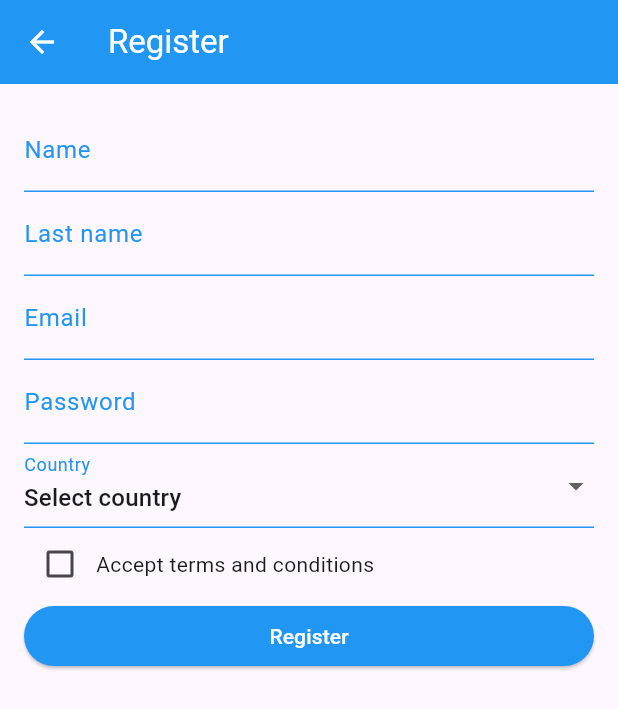
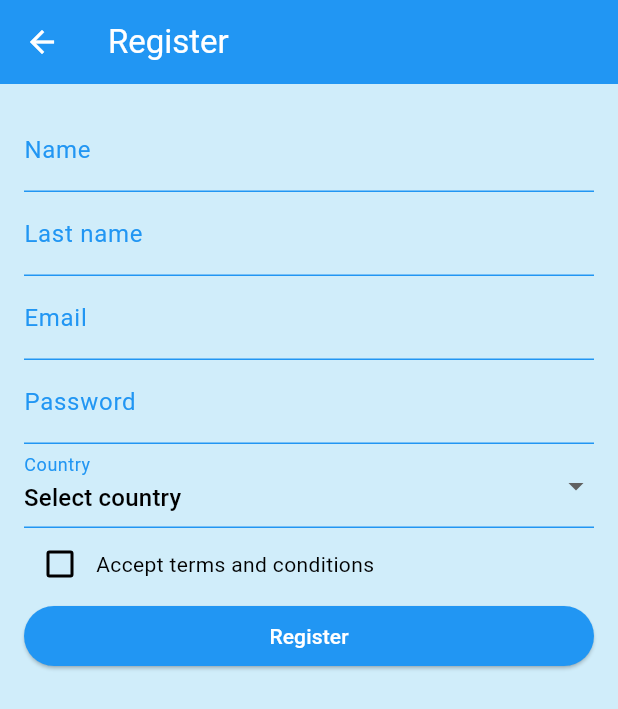
Before and after one commit to anamariaag/Travel_Mate, a Flutter app: the screen it shows after launch, after a tap on "Register", on a phone screen of 412 x 824 dp. Shown: the top 709 px of the screen. Run offline on Flutter 3.47's test engine with Material 3 defaults, Android fonts, the phone set to English and light mode, and no system bars; our stand-ins replace bloc, cloud_firestore, equatable, firebase_auth, firebase_core, flutter_bloc and 4 more; accounts and stored records are empty; network calls fail.

Commit message:
color theme

```diff
--- a/lib/main.dart
+++ b/lib/main.dart
@@ -1,5 +1,6 @@
 import 'package:firebase_core/firebase_core.dart';
 import 'package:flutter_bloc/flutter_bloc.dart';
+import 'package:travel_mate/app_colors.dart';
 import 'package:travel_mate/auth/bloc/auth_bloc.dart';
 import 'package:travel_mate/firebase_options.dart';
 import 'package:flutter/material.dart';
@@ -7,6 +8,29 @@ import 'package:travel_mate/itinerary/bloc/itinerary_bloc.dart';
 import 'package:travel_mate/itinerary/itinerary_repository.dart';
 import 'package:travel_mate/itinerary/my_itineraries.dart';
 import 'package:travel_mate/login/login.dart';
+
+ThemeData buildAppTheme() {
+  return ThemeData(
+      // Define the base color scheme
+      colorScheme: ColorScheme(
+        primary: AppColors.primaryColor,
+        secondary: AppColors.secondaryColor,
+        surface: AppColors.surfaceColor,
+        error: AppColors.errorColor,
+        onPrimary: AppColors.onPrimaryColor,
+        onSecondary: AppColors.onSecondaryColor,
+        onSurface: AppColors.onSurfaceColor,
+        onError: AppColors.onErrorColor,
+        brightness: Brightness.light,
+      ),
+      // Configure specific components with custom colors
+      appBarTheme: AppBarTheme(
+        color: AppColors.primaryColor,
+        iconTheme: IconThemeData(color: AppColors.onPrimaryColor),
+      )
+      // Additional theme customization can be added here
+      );
+}
 
 void main() async {
   WidgetsFlutterBinding.ensureInitialized();
@@ -33,6 +57,7 @@ class MyApp extends StatelessWidget {
   Widget build(BuildContext context) {
     return MaterialApp(
       title: 'Travel Mate',
+      theme: buildAppTheme(),
       home: BlocConsumer<AuthBloc, AuthState>(
         listener: (context, state) {
           if (state is AuthErrorState) {
```
Also changed, not shown: lib/app_colors.dart (added, +20 -0 lines).
